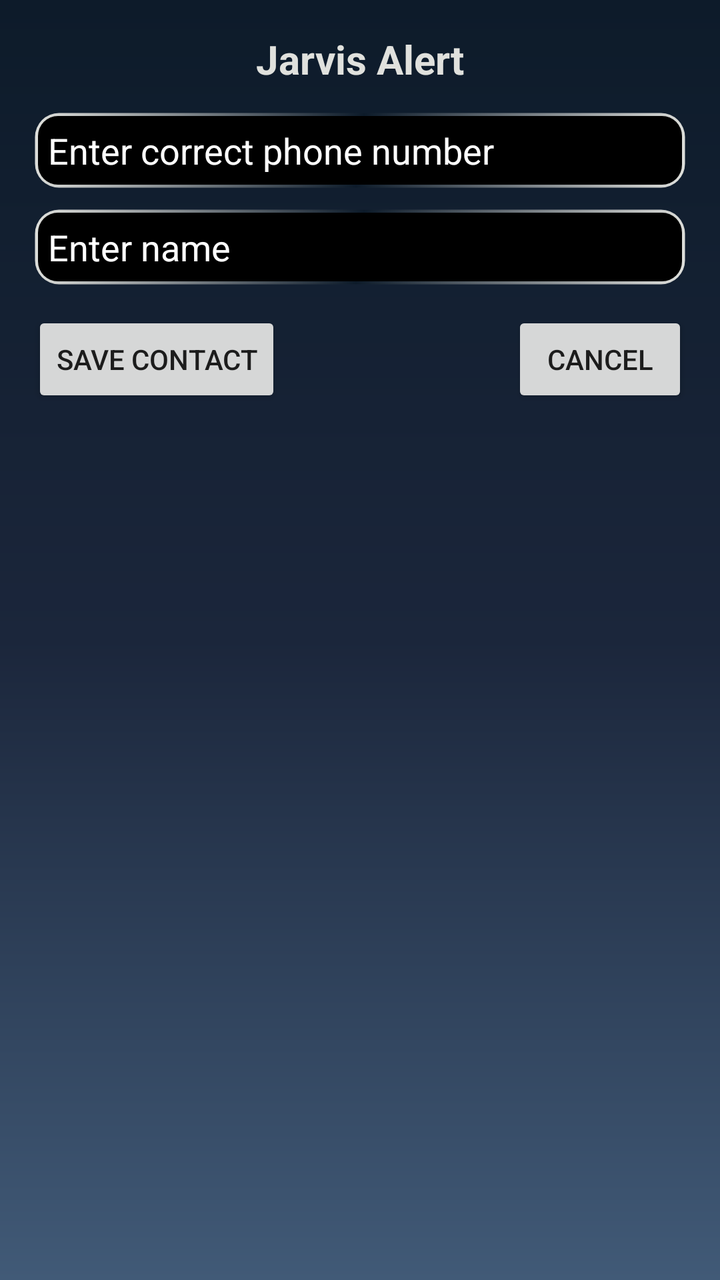
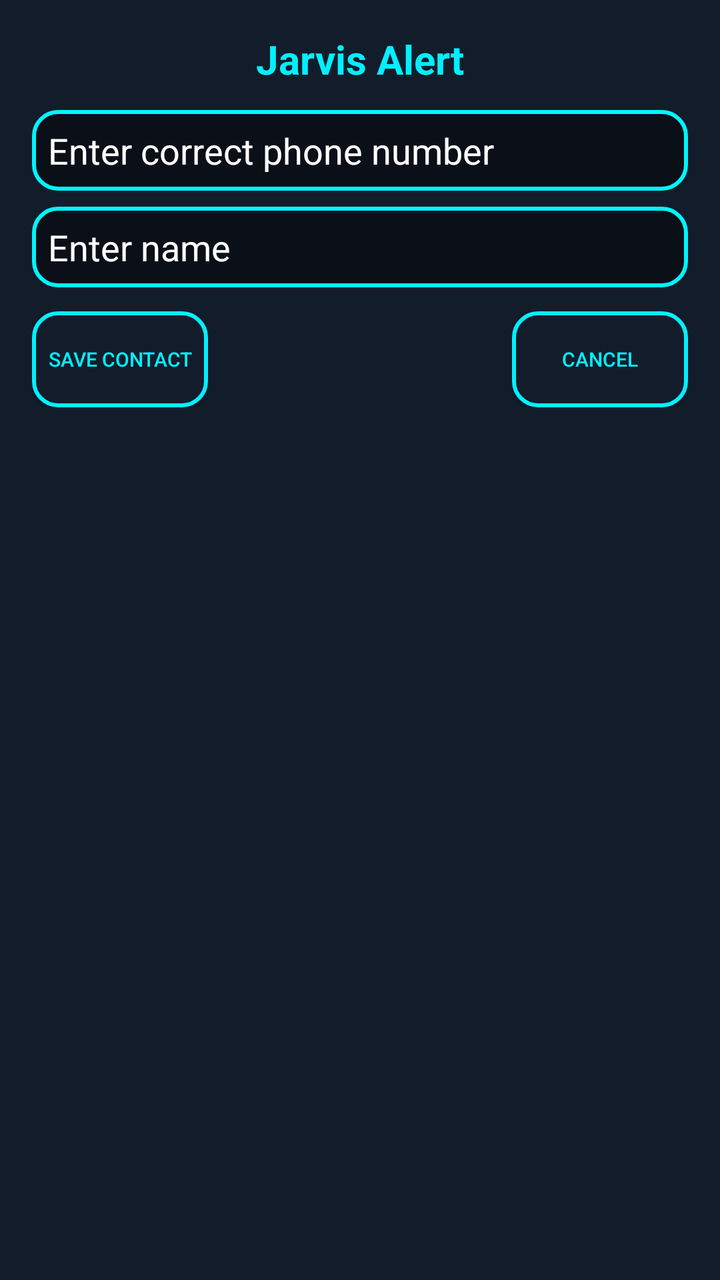

Two renders of the same Android screen: before a commit and after it. Below are the layout's source before the change and the commit's diff.
<!-- AndroidManifest.xml: application theme Theme.TranslateAnyWhere -->
<!-- res/layout/popup_edit_number.xml -->
<?xml version="1.0" encoding="utf-8"?>
<LinearLayout xmlns:android="http://schemas.android.com/apk/res/android"
    xmlns:tools="http://schemas.android.com/tools"
    android:layout_width="270dp"
    android:layout_height="250dp"
    android:background="@drawable/fadesbg"
    android:orientation="vertical"
    android:padding="16dp"
    android:gravity="center_horizontal"
    tools:ignore="HardcodedText">

    <TextView
        android:id="@+id/jarvisTitle"
        android:layout_width="wrap_content"
        android:layout_height="wrap_content"
        android:text=" Jarvis Alert "
        android:textColor="#e0e1dd"
        android:textSize="20sp"
        android:textStyle="bold"
        android:paddingBottom="12dp" />



    <EditText
        android:id="@+id/editPhone"
        android:layout_width="match_parent"
        android:layout_height="wrap_content"
        android:hint="Enter correct phone number"
        android:inputType="phone"
        android:background="@drawable/coustum_scroll"
        android:textColor="@color/white"
        android:textColorHint="@color/white"
        android:padding="8dp" />

    <EditText
        android:id="@+id/editName"
        android:layout_width="match_parent"
        android:layout_height="wrap_content"
        android:hint="Enter name"
        android:background="@drawable/coustum_scroll"
        android:textColor="@color/white"
        android:textColorHint="@color/white"
        android:inputType="textPersonName"
        android:padding="8dp"
        android:layout_marginTop="8dp" />

    <RelativeLayout
        android:layout_width="match_parent"
        android:layout_height="wrap_content"
        android:orientation="horizontal"
        android:gravity="center"
        android:layout_marginTop="12dp">

        <Button
            android:id="@+id/btnSave"
            android:layout_width="wrap_content"
            android:layout_height="wrap_content"
            android:layout_marginEnd="10dp"
            android:text="Save Contact" />

        <Button
            android:id="@+id/btnCancel"
            android:layout_width="wrap_content"
            android:layout_height="wrap_content"
            android:layout_alignParentEnd="true"
            android:layout_marginEnd="0dp"
            android:text="Cancel" />
    </RelativeLayout>
</LinearLayout>
<!-- resources referenced by this layout -->
<resources>
  <color name="white">#FFFFFFFF</color>
  <!-- drawable coustum_scroll (drawable) -->
  <layer-list xmlns:android="http://schemas.android.com/apk/res/android">
  
      
      <item>
          <shape android:shape="rectangle">
              <stroke
                  android:width="3dp"
                  android:color="@android:color/transparent" />
  
              
              <gradient
                  android:angle="135"
                  android:startColor="#e0e1dd"
                  android:centerColor="#0d1b2a"
                  android:endColor="#e0e1dd"
                  android:type="linear" />
  
              <corners android:radius="12dp" />
          </shape>
      </item>
  
      
      <item android:left="3dp" android:top="3dp" android:right="3dp" android:bottom="3dp">
          <shape android:shape="rectangle">
              <solid android:color="#000000" /> 
              <corners android:radius="10dp" />
          </shape>
      </item>
  
  </layer-list>
  <!-- drawable fadesbg (drawable) -->
  <?xml version="1.0" encoding="utf-8"?>
  <shape xmlns:android="http://schemas.android.com/apk/res/android" android:shape="rectangle">
      <gradient
          android:startColor="#0d1b2a"
          android:centerColor="#1b263b"
  
          android:endColor="#415a77"
          android:angle="270"/>
  
  </shape>
  <style name="Theme.TranslateAnyWhere" parent="Base.Theme.TranslateAnyWhere" />
  <style name="Base.Theme.TranslateAnyWhere" parent="Theme.AppCompat.DayNight.NoActionBar">
          
          
      </style>
</resources>

<!-- the commit's change to res/layout/popup_edit_number.xml (unified diff, before → after) -->
@@ -3,7 +3,7 @@
     xmlns:tools="http://schemas.android.com/tools"
     android:layout_width="270dp"
     android:layout_height="250dp"
-    android:background="@drawable/fadesbg"
+    android:background="#131C2A"
     android:orientation="vertical"
     android:padding="16dp"
     android:gravity="center_horizontal"
@@ -14,7 +14,7 @@
         android:layout_width="wrap_content"
         android:layout_height="wrap_content"
         android:text=" Jarvis Alert "
-        android:textColor="#e0e1dd"
+        android:textColor="#00F0FF"
         android:textSize="20sp"
         android:textStyle="bold"
         android:paddingBottom="12dp" />
@@ -27,7 +27,7 @@
         android:layout_height="wrap_content"
         android:hint="Enter correct phone number"
         android:inputType="phone"
-        android:background="@drawable/coustum_scroll"
+        android:background="@drawable/edit_text"
         android:textColor="@color/white"
         android:textColorHint="@color/white"
         android:padding="8dp" />
@@ -37,7 +37,7 @@
         android:layout_width="match_parent"
         android:layout_height="wrap_content"
         android:hint="Enter name"
-        android:background="@drawable/coustum_scroll"
+        android:background="@drawable/edit_text"
         android:textColor="@color/white"
         android:textColorHint="@color/white"
         android:inputType="textPersonName"
@@ -55,7 +55,10 @@
             android:id="@+id/btnSave"
             android:layout_width="wrap_content"
             android:layout_height="wrap_content"
+            android:textColor="#00F0FF"
+            android:textSize="10dp"
             android:layout_marginEnd="10dp"
+            android:background="@drawable/btnshape"
             android:text="Save Contact" />
 
         <Button
@@ -64,6 +67,9 @@
             android:layout_height="wrap_content"
             android:layout_alignParentEnd="true"
             android:layout_marginEnd="0dp"
+            android:background="@drawable/btnshape"
+            android:textSize="10dp"
+            android:textColor="#00F0FF"
             android:text="Cancel" />
     </RelativeLayout>
 </LinearLayout>
<!-- resource entries referenced after the edit -->
@@ -1,47 +1,31 @@
 <!-- resources referenced by this layout -->
 <resources>
   <color name="white">#FFFFFFFF</color>
-  <!-- drawable coustum_scroll (drawable) -->
-  <layer-list xmlns:android="http://schemas.android.com/apk/res/android">
-  
-      
-      <item>
-          <shape android:shape="rectangle">
-              <stroke
-                  android:width="3dp"
-                  android:color="@android:color/transparent" />
-  
-              
-              <gradient
-                  android:angle="135"
-                  android:startColor="#e0e1dd"
-                  android:centerColor="#0d1b2a"
-                  android:endColor="#e0e1dd"
-                  android:type="linear" />
-  
-              <corners android:radius="12dp" />
-          </shape>
-      </item>
-  
-      
-      <item android:left="3dp" android:top="3dp" android:right="3dp" android:bottom="3dp">
-          <shape android:shape="rectangle">
-              <solid android:color="#000000" /> 
-              <corners android:radius="10dp" />
-          </shape>
-      </item>
-  
-  </layer-list>
-  <!-- drawable fadesbg (drawable) -->
+  <!-- drawable btnshape (drawable) -->
   <?xml version="1.0" encoding="utf-8"?>
   <shape xmlns:android="http://schemas.android.com/apk/res/android" android:shape="rectangle">
-      <gradient
-          android:startColor="#0d1b2a"
-          android:centerColor="#1b263b"
+      <solid android:color="#131C2A" />
   
-          android:endColor="#415a77"
-          android:angle="270"/>
+      <stroke
+          android:width="2dp"
+          android:color="#00F0FF" />
   
+      <corners android:radius="12dp"/>
+  </shape>
+  <!-- drawable edit_text (drawable) -->
+  <?xml version="1.0" encoding="utf-8"?>
+  <shape xmlns:android="http://schemas.android.com/apk/res/android" android:shape="rectangle">
+      <solid android:color="#0A0F18"/>
+  
+      <stroke android:width="2dp" android:color="#00F5FF"/>
+  
+      <corners android:radius="12dp"/>
+  
+      <padding
+          android:left="16dp"
+          android:top="12dp"
+          android:right="16dp"
+          android:bottom="12dp"/>
   </shape>
   <style name="Theme.TranslateAnyWhere" parent="Base.Theme.TranslateAnyWhere" />
   <style name="Base.Theme.TranslateAnyWhere" parent="Theme.AppCompat.DayNight.NoActionBar">
